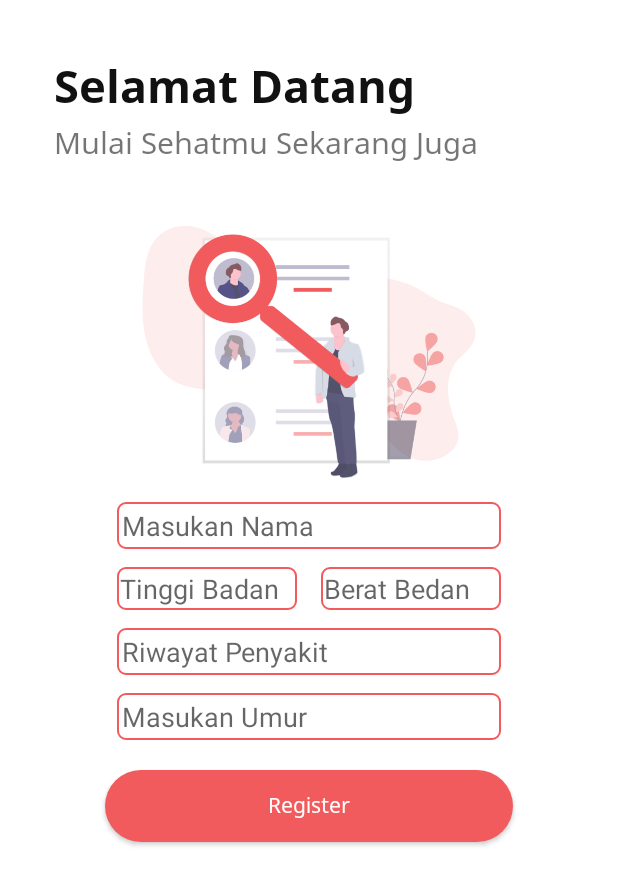
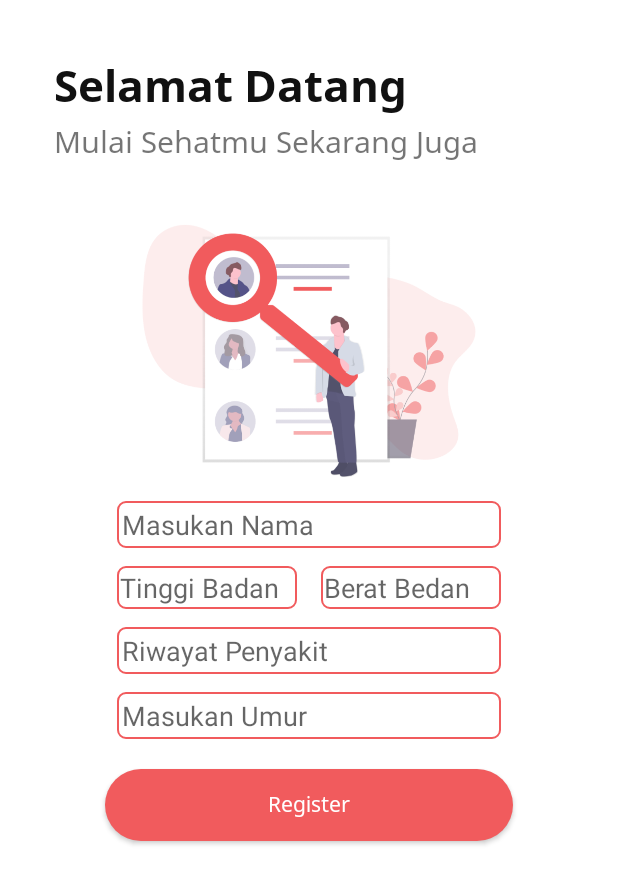
Before and after one commit to mfarizf/Gsund, an Android app: the RegisterActivity screen opened directly, with no data from a screen before it, on a phone screen of 412 x 824 dp. Shown: the top 885 px of the screen. Run offline under Robolectric (Android 15) with nearby library versions, the phone set to English and light mode, and no system bars; our stand-ins replace ButterKnife; libraries missing offline, so code that uses them is left out: io.realm; 4 statements that could not run were skipped.

Commit message:
Revisi Register

```diff
--- a/app/src/main/res/layout/activity_register.xml
+++ b/app/src/main/res/layout/activity_register.xml
@@ -16,7 +16,7 @@
         android:gravity="center"
         android:text="@string/selamat_datang"
         android:textColor="#111"
-        android:textSize="30sp"
+        android:textSize="29sp"
         app:layout_constraintLeft_toLeftOf="parent"
         app:layout_constraintTop_toTopOf="parent" />
 
```
